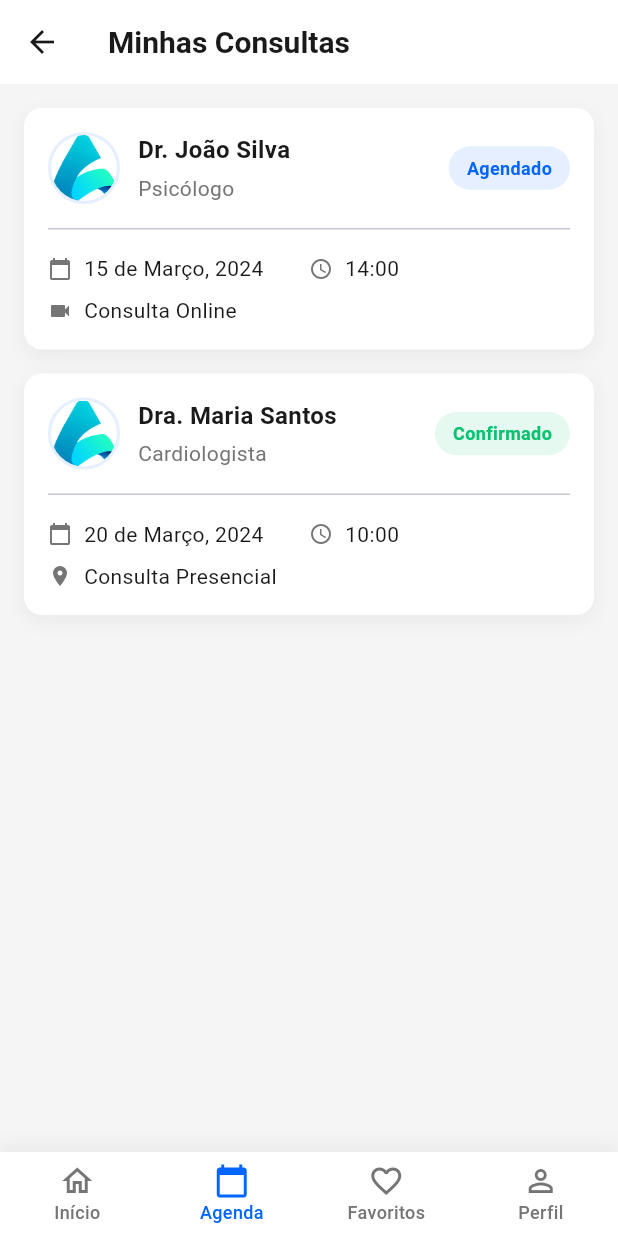
After one commit to HeitorLouzeiroRepositoryIFPI/agenda_saude, a Flutter app: the MyAppointmentsScreen screen opened by its route, on a phone screen of 412 x 824 dp. The commit adds this screen. Run offline on Flutter 3.47's test engine with Material 3 defaults, Android fonts, the phone set to English and light mode, and no system bars; our stand-ins replace go_router.

Commit message:
feat: Adicionando agendamento no nav bar.

```diff
--- /dev/null
+++ b/lib/app/modules/appointments/my_appointments_screen.dart
@@ -0,0 +1,139 @@
+import 'package:flutter/material.dart';
+import 'package:go_router/go_router.dart';
+import '../../../core/theme/app_colors.dart';
+import 'widgets/appointment_card.dart';
+
+class MyAppointmentsScreen extends StatelessWidget {
+  const MyAppointmentsScreen({super.key});
+
+  @override
+  Widget build(BuildContext context) {
+    // Dummy data for appointments
+    final appointments = [
+      {
+        'doctor': 'Dr. João Silva',
+        'specialty': 'Psicólogo',
+        'date': '15 de Março, 2024',
+        'time': '14:00',
+        'type': 'Consulta Online',
+        'status': 'Agendado',
+      },
+      {
+        'doctor': 'Dra. Maria Santos',
+        'specialty': 'Cardiologista',
+        'date': '20 de Março, 2024',
+        'time': '10:00',
+        'type': 'Consulta Presencial',
+        'status': 'Confirmado',
+      },
+    ];
+
+    return Scaffold(
+      backgroundColor: AppColors.background,
+      appBar: AppBar(
+        backgroundColor: AppColors.white,
+        elevation: 0,
+        title: Text(
+          'Minhas Consultas',
+          style: TextStyle(
+            color: AppColors.text,
+            fontSize: 20,
+            fontWeight: FontWeight.w600,
+          ),
+        ),
+        leading: IconButton(
+          icon: Icon(Icons.arrow_back, color: AppColors.text),
+          onPressed: () => context.pop(),
+        ),
+      ),
+      body: ListView.builder(
+        padding: const EdgeInsets.all(16),
+        itemCount: appointments.length,
+        itemBuilder: (context, index) {
+          final appointment = appointments[index];
+          return Padding(
+            padding: const EdgeInsets.only(bottom: 16),
+            child: AppointmentCard(
+              doctor: appointment['doctor']!,
+              specialty: appointment['specialty']!,
+              date: appointment['date']!,
+              time: appointment['time']!,
+              type: appointment['type']!,
+              status: appointment['status']!,
+              onTap: () {
+                // Navigate to appointment details
+                context.go('/appointment/${index + 1}');
+              },
+            ),
+          );
+        },
+      ),
+      bottomNavigationBar: Container(
+        decoration: BoxDecoration(
+          color: AppColors.white,
+          boxShadow: [
+            BoxShadow(
+              color: Colors.black.withOpacity(0.05),
+              blurRadius: 10,
+              offset: const Offset(0, -5),
+            ),
+          ],
+        ),
+        child: BottomNavigationBar(
+          currentIndex: 1, // Schedule tab
+          onTap: (index) {
+            switch (index) {
+              case 0:
+                context.go('/home/patient');
+                break;
+              case 1:
+                // Already in appointments
+                break;
+              case 2:
+                context.go('/favorites');
+                break;
+              case 3:
+                context.go('/profile');
+                break;
+            }
+          },
+          selectedItemColor: AppColors.primary,
+          unselectedItemColor: AppColors.textSecondary,
+          backgroundColor: Colors.transparent,
+          elevation: 0,
+          type: BottomNavigationBarType.fixed,
+          selectedLabelStyle: const TextStyle(
+            fontWeight: FontWeight.w500,
+            fontSize: 12,
+          ),
+          unselectedLabelStyle: const TextStyle(
+            fontWeight: FontWeight.w500,
+            fontSize: 12,
+          ),
+          items: const [
+            BottomNavigationBarItem(
+              icon: Icon(Icons.home_outlined),
+              activeIcon: Icon(Icons.home),
+              label: 'Início',
+            ),
+            BottomNavigationBarItem(
+              icon: Icon(Icons.calendar_today_outlined),
+              activeIcon: Icon(Icons.calendar_today),
+              label: 'Agenda',
+            ),
+            BottomNavigationBarItem(
+              icon: Icon(Icons.favorite_border),
+              activeIcon: Icon(Icons.favorite),
+              label: 'Favoritos',
+            ),
+            BottomNavigationBarItem(
+              icon: Icon(Icons.person_outline),
+              activeIcon: Icon(Icons.person),
+              label: 'Perfil',
+            ),
+          ],
+        ),
+      ),
+    );
+  }
+}
--- /dev/null
+++ b/lib/app/modules/appointments/widgets/appointment_card.dart
@@ -0,0 +1,189 @@
+import 'package:flutter/material.dart';
+import '../../../../core/theme/app_colors.dart';
+
+class AppointmentCard extends StatelessWidget {
+  final String doctor;
+  final String specialty;
+  final String date;
+  final String time;
+  final String type;
+  final String status;
+  final VoidCallback onTap;
+
+  const AppointmentCard({
+    super.key,
+    required this.doctor,
+    required this.specialty,
+    required this.date,
+    required this.time,
+    required this.type,
+    required this.status,
+    required this.onTap,
+  });
+
+  Color _getStatusColor() {
+    switch (status.toLowerCase()) {
+      case 'agendado':
+        return AppColors.primary;
+      case 'confirmado':
+        return AppColors.success;
+      case 'cancelado':
+        return AppColors.error;
+      default:
+        return AppColors.textSecondary;
+    }
+  }
+
+  @override
+  Widget build(BuildContext context) {
+    return InkWell(
+      onTap: onTap,
+      borderRadius: BorderRadius.circular(12),
+      child: Container(
+        decoration: BoxDecoration(
+          color: AppColors.white,
+          borderRadius: BorderRadius.circular(12),
+          boxShadow: [
+            BoxShadow(
+              color: Colors.black.withOpacity(0.05),
+              blurRadius: 10,
+              offset: const Offset(0, 4),
+            ),
+          ],
+        ),
+        padding: const EdgeInsets.all(16),
+        child: Column(
+          crossAxisAlignment: CrossAxisAlignment.start,
+          children: [
+            Row(
+              children: [
+                Container(
+                  width: 48,
+                  height: 48,
+                  decoration: BoxDecoration(
+                    shape: BoxShape.circle,
+                    border: Border.all(
+                      color: AppColors.primary.withOpacity(0.1),
+                      width: 2,
+                    ),
+                  ),
+                  child: ClipOval(
+                    child: Image.asset(
+                      'assets/images/logo.png',
+                      fit: BoxFit.cover,
+                    ),
+                  ),
+                ),
+                const SizedBox(width: 12),
+                Expanded(
+                  child: Column(
+                    crossAxisAlignment: CrossAxisAlignment.start,
+                    children: [
+                      Text(
+                        doctor,
+                        style: TextStyle(
+                          color: AppColors.text,
+                          fontSize: 16,
+                          fontWeight: FontWeight.bold,
+                        ),
+                      ),
+                      const SizedBox(height: 4),
+                      Text(
+                        specialty,
+                        style: TextStyle(
+                          color: AppColors.textSecondary,
+                          fontSize: 14,
+                        ),
+                      ),
+                    ],
+                  ),
+                ),
+                Container(
+                  padding: const EdgeInsets.symmetric(
+                    horizontal: 12,
+                    vertical: 6,
+                  ),
+                  decoration: BoxDecoration(
+                    color: _getStatusColor().withOpacity(0.1),
+                    borderRadius: BorderRadius.circular(20),
+                  ),
+                  child: Text(
+                    status,
+                    style: TextStyle(
+                      color: _getStatusColor(),
+                      fontSize: 12,
+                      fontWeight: FontWeight.w600,
+                    ),
+                  ),
+                ),
+              ],
+            ),
+            const SizedBox(height: 16),
+            const Divider(height: 1),
+            const SizedBox(height: 16),
+            Row(
+              children: [
+                Expanded(
+                  child: Row(
+                    children: [
+                      Icon(
+                        Icons.calendar_today,
+                        size: 16,
+                        color: AppColors.textSecondary,
+                      ),
+                      const SizedBox(width: 8),
+                      Text(
+                        date,
+                        style: TextStyle(
+                          color: AppColors.text,
+                          fontSize: 14,
+                        ),
+                      ),
+                    ],
+                  ),
+                ),
+                Expanded(
+                  child: Row(
+                    children: [
+                      Icon(
+                        Icons.access_time,
+                        size: 16,
+                        color: AppColors.textSecondary,
+                      ),
+                      const SizedBox(width: 8),
+                      Text(
+                        time,
+                        style: TextStyle(
+                          color: AppColors.text,
+                          fontSize: 14,
+                        ),
+                      ),
+                    ],
+                  ),
+                ),
+              ],
+            ),
+            const SizedBox(height: 8),
+            Row(
+              children: [
+                Icon(
+                  type.toLowerCase().contains('online') ? Icons.videocam : Icons.location_on,
+                  size: 16,
+                  color: AppColors.textSecondary,
+                ),
+                const SizedBox(width: 8),
+                Text(
+                  type,
+                  style: TextStyle(
+                    color: AppColors.text,
+                    fontSize: 14,
+                  ),
+                ),
+              ],
+            ),
+          ],
+        ),
+      ),
+    );
+  }
+}
--- a/lib/app/modules/home/patient/patient_home_viewmodel.dart
+++ b/lib/app/modules/home/patient/patient_home_viewmodel.dart
@@ -92,7 +92,7 @@ class PatientHomeViewModel extends ChangeNotifier {
         context.go('/home/patient');
         break;
       case 1: // Schedule
-        context.go('/schedule');
+        context.go('/appointments');
         break;
       case 2: // Favorites
         context.go('/favorites');
```
Also changed, not shown: lib/app/modules/appointments/appointment_details_screen.dart (added, +329 -0 lines), lib/core/routes/app_router.dart (+5 -7 lines).
